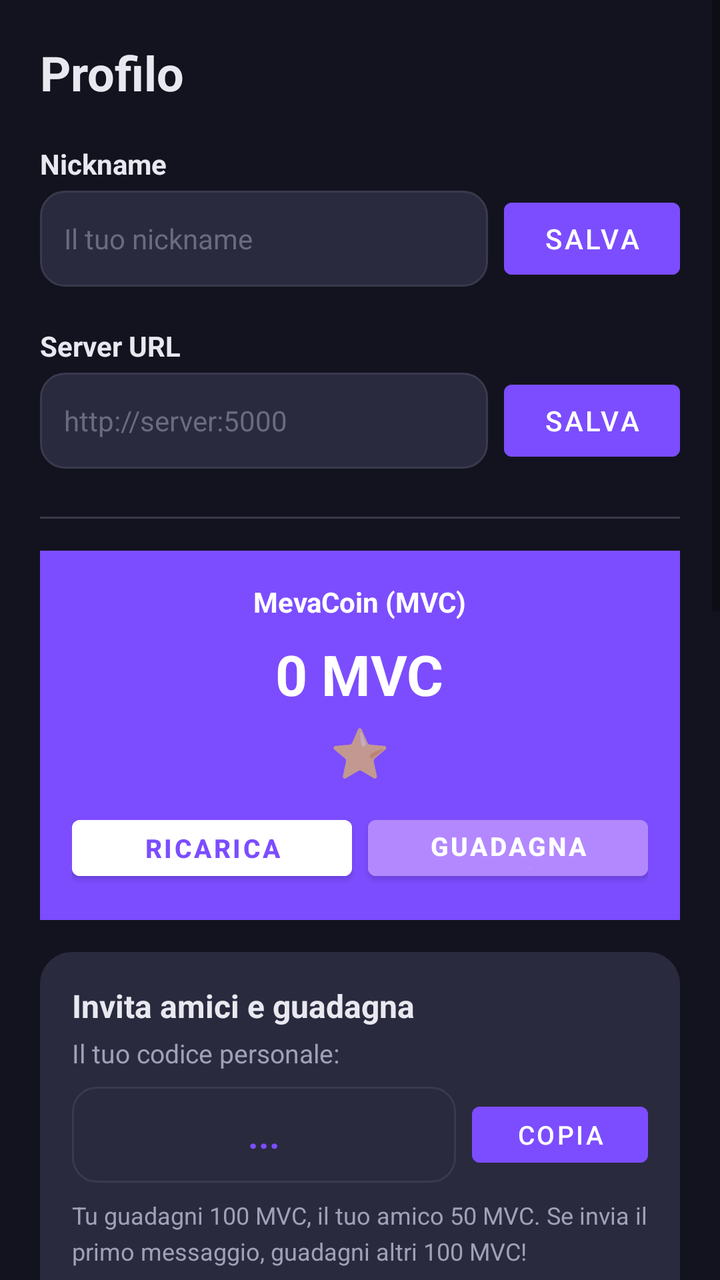
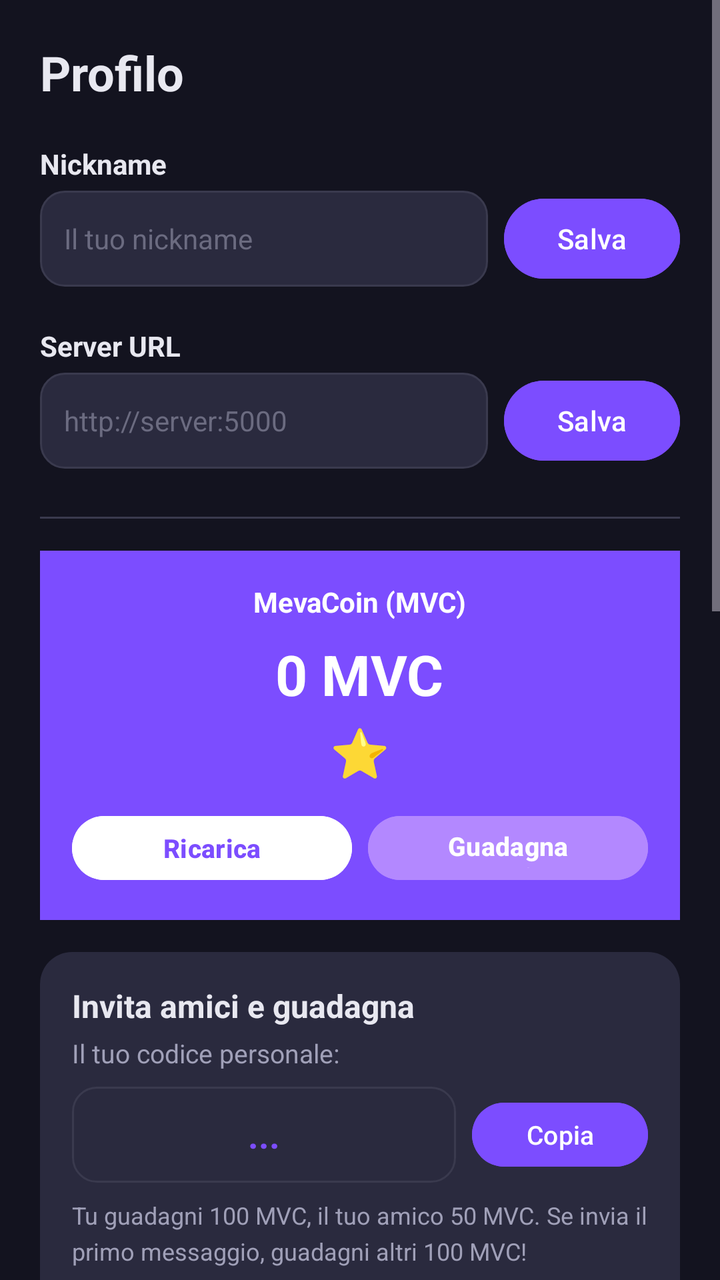

An Android layout rendered at two revisions. The XML below is the earlier revision; the diff shows what the commit changed to produce the second picture.
<!-- AndroidManifest.xml: application theme AppTheme -->
<!-- res/layout/fragment_profile.xml -->
<?xml version="1.0" encoding="utf-8"?>
<ScrollView xmlns:android="http://schemas.android.com/apk/res/android"
    android:layout_width="match_parent"
    android:layout_height="match_parent"
    android:background="@color/background"
    android:fillViewport="true">

    <LinearLayout
        android:layout_width="match_parent"
        android:layout_height="wrap_content"
        android:orientation="vertical"
        android:padding="20dp">

        <TextView
            android:layout_width="wrap_content"
            android:layout_height="wrap_content"
            android:text="Profilo"
            android:textColor="@color/on_surface"
            android:textSize="24sp"
            android:textStyle="bold" />

        
        <TextView
            android:id="@+id/prof_preferiti_title"
            android:layout_width="wrap_content"
            android:layout_height="wrap_content"
            android:layout_marginTop="16dp"
            android:text="I tuoi Preferiti"
            android:textColor="@color/primary"
            android:textSize="16sp"
            android:textStyle="bold"
            android:visibility="gone" />

        <androidx.recyclerview.widget.RecyclerView
            android:id="@+id/prof_preferiti_recycler"
            android:layout_width="match_parent"
            android:layout_height="wrap_content"
            android:layout_marginTop="4dp"
            android:clipToPadding="false"
            android:nestedScrollingEnabled="false"
            android:orientation="horizontal"
            android:paddingHorizontal="4dp"
            android:paddingBottom="4dp"
            android:visibility="gone" />

        
        <TextView
            android:id="@+id/prof_perte_title"
            android:layout_width="wrap_content"
            android:layout_height="wrap_content"
            android:layout_marginTop="12dp"
            android:text="Per Te"
            android:textColor="@color/primary"
            android:textSize="16sp"
            android:textStyle="bold"
            android:visibility="gone" />

        <androidx.recyclerview.widget.RecyclerView
            android:id="@+id/prof_perte_recycler"
            android:layout_width="match_parent"
            android:layout_height="wrap_content"
            android:layout_marginTop="4dp"
            android:clipToPadding="false"
            android:nestedScrollingEnabled="false"
            android:orientation="horizontal"
            android:paddingHorizontal="4dp"
            android:paddingBottom="4dp"
            android:visibility="gone" />

        
        <TextView
            android:layout_width="wrap_content"
            android:layout_height="wrap_content"
            android:layout_marginTop="20dp"
            android:text="Nickname"
            android:textColor="@color/on_surface"
            android:textSize="14sp"
            android:textStyle="bold" />

        <LinearLayout
            android:layout_width="match_parent"
            android:layout_height="wrap_content"
            android:layout_marginTop="4dp"
            android:orientation="horizontal">

            <com.google.android.material.textfield.TextInputEditText
                android:id="@+id/field_nickname"
                android:layout_width="0dp"
                android:layout_height="48dp"
                android:layout_weight="1"
                android:background="@drawable/edittext_bg"
                android:hint="Il tuo nickname"
                android:padding="12dp"
                android:textColor="@color/on_surface"
                android:textColorHint="@color/on_surface_dim"
                android:textSize="14sp" />

            <com.google.android.material.button.MaterialButton
                android:id="@+id/btn_save_nickname"
                android:layout_width="wrap_content"
                android:layout_height="48dp"
                android:layout_marginStart="8dp"
                android:backgroundTint="@color/primary"
                android:text="Salva"
                android:textColor="@color/on_primary"
                android:textSize="14sp" />

        </LinearLayout>

        <TextView
            android:id="@+id/nickname_status"
            android:layout_width="wrap_content"
            android:layout_height="wrap_content"
            android:layout_marginTop="4dp"
            android:textColor="@color/on_surface_variant"
            android:textSize="12sp"
            android:visibility="gone" />

        
        <TextView
            android:layout_width="wrap_content"
            android:layout_height="wrap_content"
            android:layout_marginTop="20dp"
            android:text="Server URL"
            android:textColor="@color/on_surface"
            android:textSize="14sp"
            android:textStyle="bold" />

        <LinearLayout
            android:layout_width="match_parent"
            android:layout_height="wrap_content"
            android:layout_marginTop="4dp"
            android:orientation="horizontal">

            <com.google.android.material.textfield.TextInputEditText
                android:id="@+id/field_server_url"
                android:layout_width="0dp"
                android:layout_height="48dp"
                android:layout_weight="1"
                android:background="@drawable/edittext_bg"
                android:hint="http://server:5000"
                android:inputType="textUri"
                android:padding="12dp"
                android:textColor="@color/on_surface"
                android:textColorHint="@color/on_surface_dim"
                android:textSize="14sp" />

            <com.google.android.material.button.MaterialButton
                android:id="@+id/btn_save_server"
                android:layout_width="wrap_content"
                android:layout_height="48dp"
                android:layout_marginStart="8dp"
                android:backgroundTint="@color/primary"
                android:text="Salva"
                android:textColor="@color/on_primary"
                android:textSize="14sp" />

        </LinearLayout>

        <TextView
            android:id="@+id/server_status"
            android:layout_width="wrap_content"
            android:layout_height="wrap_content"
            android:layout_marginTop="4dp"
            android:textColor="@color/on_surface_variant"
            android:textSize="12sp"
            android:visibility="gone" />

        <View
            android:layout_width="match_parent"
            android:layout_height="1dp"
            android:layout_marginTop="24dp"
            android:background="@color/outline" />

        
        <LinearLayout
            android:layout_width="match_parent"
            android:layout_height="wrap_content"
            android:layout_marginTop="16dp"
            android:orientation="vertical"
            android:padding="16dp"
            android:background="@color/primary"
            android:gravity="center_horizontal">

            <TextView
                android:layout_width="wrap_content"
                android:layout_height="wrap_content"
                android:text="MevaCoin (MVC)"
                android:textColor="@color/on_primary"
                android:textSize="14sp"
                android:textStyle="bold" />

            <TextView
                android:id="@+id/mevacoins_balance_text"
                android:layout_width="wrap_content"
                android:layout_height="wrap_content"
                android:layout_marginTop="8dp"
                android:text="0 MVC"
                android:textColor="@color/on_primary"
                android:textSize="28sp"
                android:textStyle="bold" />

            <TextView
                android:layout_width="wrap_content"
                android:layout_height="wrap_content"
                android:text="⭐"
                android:textSize="24sp"
                android:layout_marginTop="4dp" />

            <LinearLayout
                android:layout_width="match_parent"
                android:layout_height="wrap_content"
                android:layout_marginTop="12dp"
                android:orientation="horizontal"
                android:gravity="center">

                <com.google.android.material.button.MaterialButton
                    android:id="@+id/btn_ricarica"
                    android:layout_width="0dp"
                    android:layout_height="40dp"
                    android:layout_weight="1"
                    android:layout_marginRight="4dp"
                    android:backgroundTint="@color/on_primary"
                    android:text="Ricarica"
                    android:textColor="@color/primary"
                    android:textSize="13sp"
                    android:textStyle="bold" />

                <com.google.android.material.button.MaterialButton
                    android:id="@+id/btn_guadagna"
                    android:layout_width="0dp"
                    android:layout_height="40dp"
                    android:layout_weight="1"
                    android:layout_marginLeft="4dp"
                    android:backgroundTint="@color/primary_light"
                    android:text="Guadagna MVC"
                    android:textColor="@color/on_primary"
                    android:textSize="13sp"
                    android:textStyle="bold" />

            </LinearLayout>

        </LinearLayout>

        
        <LinearLayout
            android:layout_width="match_parent"
            android:layout_height="wrap_content"
            android:layout_marginTop="16dp"
            android:orientation="vertical"
            android:padding="16dp"
            android:background="@drawable/card_bg">

            <TextView
                android:layout_width="wrap_content"
                android:layout_height="wrap_content"
                android:text="Invita amici e guadagna"
                android:textColor="@color/on_surface"
                android:textSize="16sp"
                android:textStyle="bold" />

            <TextView
                android:layout_width="wrap_content"
                android:layout_height="wrap_content"
                android:layout_marginTop="4dp"
                android:text="Il tuo codice personale:"
                android:textColor="@color/on_surface_variant"
                android:textSize="13sp" />

            <LinearLayout
                android:layout_width="match_parent"
                android:layout_height="wrap_content"
                android:layout_marginTop="8dp"
                android:orientation="horizontal"
                android:gravity="center_vertical">

                <TextView
                    android:id="@+id/referral_code_text"
                    android:layout_width="0dp"
                    android:layout_height="48dp"
                    android:layout_weight="1"
                    android:gravity="center"
                    android:background="@drawable/edittext_bg"
                    android:text="..."
                    android:textColor="@color/primary"
                    android:textSize="18sp"
                    android:textStyle="bold" />

                <com.google.android.material.button.MaterialButton
                    android:id="@+id/btn_copy_referral"
                    android:layout_width="wrap_content"
                    android:layout_height="40dp"
                    android:layout_marginStart="8dp"
                    android:backgroundTint="@color/primary"
                    android:text="Copia"
                    android:textColor="@color/on_primary"
                    android:textSize="13sp" />

            </LinearLayout>

            <TextView
                android:layout_width="wrap_content"
                android:layout_height="wrap_content"
                android:layout_marginTop="8dp"
                android:text="Tu guadagni 100 MVC, il tuo amico 50 MVC. Se invia il primo messaggio, guadagni altri 100 MVC!"
                android:textColor="@color/on_surface_variant"
                android:textSize="12sp"
                android:lineSpacingExtra="4dp" />

            <com.google.android.material.button.MaterialButton
                android:id="@+id/btn_share_referral"
                android:layout_width="match_parent"
                android:layout_height="44dp"
                android:layout_marginTop="12dp"
                android:backgroundTint="@color/primary"
                android:text="Invita amici"
                android:textColor="@color/on_primary"
                android:textSize="14sp"
                android:textStyle="bold" />

        </LinearLayout>

        
        <LinearLayout
            android:layout_width="match_parent"
            android:layout_height="wrap_content"
            android:layout_marginTop="12dp"
            android:orientation="vertical"
            android:padding="16dp"
            android:background="@drawable/card_bg">

            <TextView
                android:layout_width="wrap_content"
                android:layout_height="wrap_content"
                android:text="Condividi sui social"
                android:textColor="@color/on_surface"
                android:textSize="16sp"
                android:textStyle="bold" />

            <TextView
                android:layout_width="wrap_content"
                android:layout_height="wrap_content"
                android:layout_marginTop="4dp"
                android:text="Condividi l'app e guadagna 30 MVC per ogni condivisione (max 3 al giorno)"
                android:textColor="@color/on_surface_variant"
                android:textSize="13sp"
                android:lineSpacingExtra="4dp" />

            <TextView
                android:id="@+id/share_status_text"
                android:layout_width="wrap_content"
                android:layout_height="wrap_content"
                android:layout_marginTop="4dp"
                android:textColor="@color/status_connected"
                android:textSize="12sp"
                android:visibility="gone" />

            <com.google.android.material.button.MaterialButton
                android:id="@+id/btn_social_share"
                android:layout_width="match_parent"
                android:layout_height="44dp"
                android:layout_marginTop="12dp"
                android:backgroundTint="@color/primary_light"
                android:text="Condividi e guadagna 30 MVC"
                android:textColor="@color/on_primary"
                android:textSize="14sp"
                android:textStyle="bold" />

        </LinearLayout>

        
        <TextView
            android:layout_width="wrap_content"
            android:layout_height="wrap_content"
            android:layout_marginTop="20dp"
            android:text="Le tue preferenze"
            android:textColor="@color/on_surface"
            android:textSize="18sp"
            android:textStyle="bold" />

        <TextView
            android:layout_width="wrap_content"
            android:layout_height="wrap_content"
            android:layout_marginTop="4dp"
            android:text="Modifica i tuoi interessi per ricevere suggerimenti migliori"
            android:textColor="@color/on_surface_variant"
            android:textSize="13sp"
            android:lineSpacingExtra="4dp" />

        <com.google.android.material.button.MaterialButton
            android:id="@+id/btn_edit_preferences"
            android:layout_width="match_parent"
            android:layout_height="48dp"
            android:layout_marginTop="12dp"
            android:backgroundTint="@color/primary"
            android:text="Modifica preferenze"
            android:textColor="@color/on_primary"
            android:textSize="14sp"
            android:textStyle="bold" />

        
        <LinearLayout
            android:layout_width="match_parent"
            android:layout_height="wrap_content"
            android:layout_marginTop="16dp"
            android:orientation="horizontal"
            android:gravity="center_vertical"
            android:padding="12dp"
            android:background="@drawable/card_bg">

            <LinearLayout
                android:layout_width="0dp"
                android:layout_height="wrap_content"
                android:layout_weight="1"
                android:orientation="vertical">

                <TextView
                    android:layout_width="wrap_content"
                    android:layout_height="wrap_content"
                    android:text="Mostra contenuti adulti"
                    android:textColor="@color/on_surface"
                    android:textSize="14sp"
                    android:textStyle="bold" />

                <TextView
                    android:layout_width="wrap_content"
                    android:layout_height="wrap_content"
                    android:layout_marginTop="2dp"
                    android:text="Mostra categorie Flirt, Relazioni, Confessioni, Seduzione"
                    android:textColor="@color/on_surface_variant"
                    android:textSize="12sp" />

            </LinearLayout>

            <androidx.appcompat.widget.SwitchCompat
                android:id="@+id/switch_adult_content"
                android:layout_width="wrap_content"
                android:layout_height="wrap_content"
                android:layout_marginStart="12dp"
                android:textOn=""
                android:textOff="" />

        </LinearLayout>

        <View
            android:layout_width="match_parent"
            android:layout_height="1dp"
            android:layout_marginTop="24dp"
            android:background="@color/outline" />

        
        <TextView
            android:layout_width="wrap_content"
            android:layout_height="wrap_content"
            android:layout_marginTop="16dp"
            android:text="Memoria AI"
            android:textColor="@color/on_surface"
            android:textSize="18sp"
            android:textStyle="bold" />

        <TextView
            android:layout_width="wrap_content"
            android:layout_height="wrap_content"
            android:layout_marginTop="4dp"
            android:text="I personaggi ricordano le tue conversazioni. Puoi resettare la memoria in qualsiasi momento."
            android:textColor="@color/on_surface_variant"
            android:textSize="13sp"
            android:lineSpacingExtra="4dp" />

        <com.google.android.material.button.MaterialButton
            android:id="@+id/btn_reset_all"
            android:layout_width="match_parent"
            android:layout_height="48dp"
            android:layout_marginTop="12dp"
            android:backgroundTint="@color/error_container"
            android:text="Resetta tutta la cronologia"
            android:textColor="@color/error"
            android:textSize="14sp"
            android:textStyle="bold" />

        <TextView
            android:id="@+id/reset_status"
            android:layout_width="match_parent"
            android:layout_height="wrap_content"
            android:layout_marginTop="8dp"
            android:gravity="center"
            android:textColor="@color/on_surface_variant"
            android:textSize="14sp"
            android:visibility="gone" />

        
        <View
            android:id="@+id/admin_divider"
            android:layout_width="match_parent"
            android:layout_height="1dp"
            android:layout_marginTop="24dp"
            android:background="@color/outline"
            android:visibility="gone" />

        <LinearLayout
            android:id="@+id/admin_section"
            android:layout_width="match_parent"
            android:layout_height="wrap_content"
            android:layout_marginTop="16dp"
            android:orientation="vertical"
            android:visibility="gone">

            <TextView
                android:layout_width="wrap_content"
                android:layout_height="wrap_content"
                android:text="Amministrazione"
                android:textColor="@color/on_surface"
                android:textSize="18sp"
                android:textStyle="bold" />

            <TextView
                android:layout_width="wrap_content"
                android:layout_height="wrap_content"
                android:layout_marginTop="4dp"
                android:text="Gestisci l'importazione dei personaggi e il database"
                android:textColor="@color/on_surface_variant"
                android:textSize="13sp"
                android:lineSpacingExtra="4dp" />

            <com.google.android.material.button.MaterialButton
                android:id="@+id/btn_import_manage"
                android:layout_width="match_parent"
                android:layout_height="48dp"
                android:layout_marginTop="12dp"
                android:backgroundTint="@color/primary"
                android:text="Gestisci Importazione"
                android:textColor="@color/on_primary"
                android:textSize="14sp"
                android:textStyle="bold" />

        </LinearLayout>

        <View
            android:layout_width="match_parent"
            android:layout_height="48dp" />

    </LinearLayout>

</ScrollView>
<!-- resources referenced by this layout -->
<resources>
  <color name="background">#13131F</color>
  <color name="error">#FF5252</color>
  <color name="error_container">#3E1A1A</color>
  <color name="on_primary">#FFFFFF</color>
  <color name="on_surface">#E8E8F0</color>
  <color name="on_surface_dim">#6B6B80</color>
  <color name="on_surface_variant">#A0A0B8</color>
  <color name="outline">#3A3A4E</color>
  <color name="primary">#7C4DFF</color>
  <color name="primary_light">#B388FF</color>
  <color name="status_connected">#4CAF50</color>
  <!-- drawable card_bg (drawable) -->
  <?xml version="1.0" encoding="utf-8"?>
  <shape xmlns:android="http://schemas.android.com/apk/res/android"
         android:shape="rectangle">
      <solid android:color="@color/surface_container"/>
      <corners android:radius="16dp"/>
      <padding android:left="16dp" android:top="16dp" android:right="16dp" android:bottom="16dp"/>
  </shape>
  <!-- drawable edittext_bg (drawable) -->
  <?xml version="1.0" encoding="utf-8"?>
  <shape xmlns:android="http://schemas.android.com/apk/res/android"
         android:shape="rectangle">
      <solid android:color="@color/surface_container"/>
      <corners android:radius="12dp"/>
      <stroke android:width="1dp" android:color="@color/outline"/>
  </shape>
  <style name="AppTheme" parent="Theme.MaterialComponents.DayNight.NoActionBar">
          <item name="colorPrimary">@color/primary</item>
          <item name="colorPrimaryDark">@color/primary_dark</item>
          <item name="colorAccent">@color/primary</item>
          <item name="colorOnPrimary">@color/on_primary</item>
          <item name="colorSurface">@color/surface</item>
          <item name="colorOnSurface">@color/on_surface</item>
          <item name="android:colorBackground">@color/background</item>
          <item name="android:windowBackground">@color/background</item>
          <item name="android:statusBarColor">@color/background_dark</item>
          <item name="android:navigationBarColor">@color/bottom_nav_bg</item>
          <item name="android:windowLightStatusBar">false</item>
      </style>
  <color name="surface_container">#2A2A3E</color>
  <color name="primary_dark">#651FFF</color>
  <color name="surface">#1E1E2E</color>
  <color name="background_dark">#0D0D16</color>
  <color name="bottom_nav_bg">#1A1A2E</color>
</resources>

<!-- the commit's change to res/layout/fragment_profile.xml (unified diff, before → after) -->
@@ -219,7 +219,7 @@
                     android:layout_width="0dp"
                     android:layout_height="40dp"
                     android:layout_weight="1"
-                    android:layout_marginRight="4dp"
+                    android:layout_marginEnd="4dp"
                     android:backgroundTint="@color/on_primary"
                     android:text="Ricarica"
                     android:textColor="@color/primary"
@@ -231,7 +231,7 @@
                     android:layout_width="0dp"
                     android:layout_height="40dp"
                     android:layout_weight="1"
-                    android:layout_marginLeft="4dp"
+                    android:layout_marginStart="4dp"
                     android:backgroundTint="@color/primary_light"
                     android:text="Guadagna MVC"
                     android:textColor="@color/on_primary"
@@ -432,7 +432,7 @@
 
             </LinearLayout>
 
-            <androidx.appcompat.widget.SwitchCompat
+            <com.google.android.material.materialswitch.MaterialSwitch
                 android:id="@+id/switch_adult_content"
                 android:layout_width="wrap_content"
                 android:layout_height="wrap_content"
<!-- resource entries referenced after the edit -->
@@ -27,22 +27,34 @@
       <corners android:radius="12dp"/>
       <stroke android:width="1dp" android:color="@color/outline"/>
   </shape>
-  <style name="AppTheme" parent="Theme.MaterialComponents.DayNight.NoActionBar">
+  <style name="AppTheme" parent="Theme.Material3.Dark.NoActionBar">
           <item name="colorPrimary">@color/primary</item>
-          <item name="colorPrimaryDark">@color/primary_dark</item>
-          <item name="colorAccent">@color/primary</item>
           <item name="colorOnPrimary">@color/on_primary</item>
+          <item name="colorPrimaryContainer">@color/primary_dark</item>
+          <item name="colorOnPrimaryContainer">@color/on_primary</item>
+          <item name="colorSecondary">@color/secondary</item>
+          <item name="colorTertiary">@color/tertiary</item>
           <item name="colorSurface">@color/surface</item>
           <item name="colorOnSurface">@color/on_surface</item>
+          <item name="colorSurfaceVariant">@color/surface_variant</item>
+          <item name="colorOnSurfaceVariant">@color/on_surface_variant</item>
+          <item name="colorSurfaceContainer">@color/surface_container</item>
           <item name="android:colorBackground">@color/background</item>
           <item name="android:windowBackground">@color/background</item>
           <item name="android:statusBarColor">@color/background_dark</item>
           <item name="android:navigationBarColor">@color/bottom_nav_bg</item>
           <item name="android:windowLightStatusBar">false</item>
+          <item name="colorError">@color/error</item>
+          <item name="colorOnError">@color/on_primary</item>
+          <item name="colorErrorContainer">@color/error_container</item>
+          <item name="colorOutline">@color/outline</item>
       </style>
   <color name="surface_container">#2A2A3E</color>
   <color name="primary_dark">#651FFF</color>
+  <color name="secondary">#03DAC6</color>
+  <color name="tertiary">#FF6E40</color>
   <color name="surface">#1E1E2E</color>
+  <color name="surface_variant">#3A3A4E</color>
   <color name="background_dark">#0D0D16</color>
   <color name="bottom_nav_bg">#1A1A2E</color>
 </resources>
